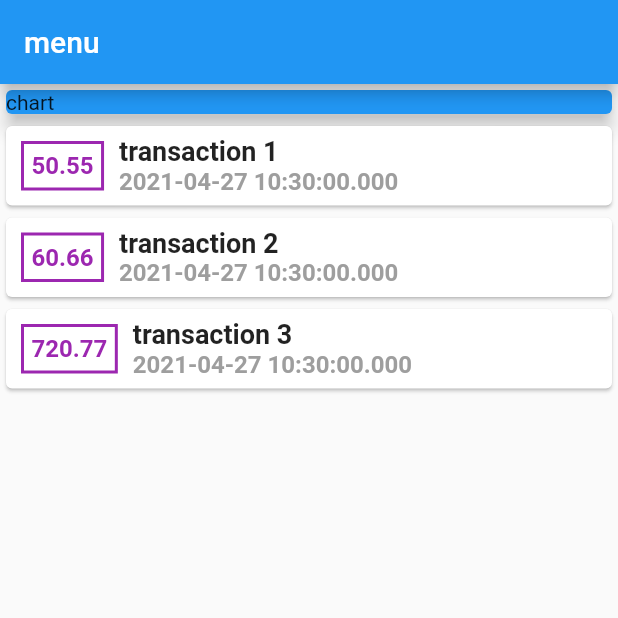
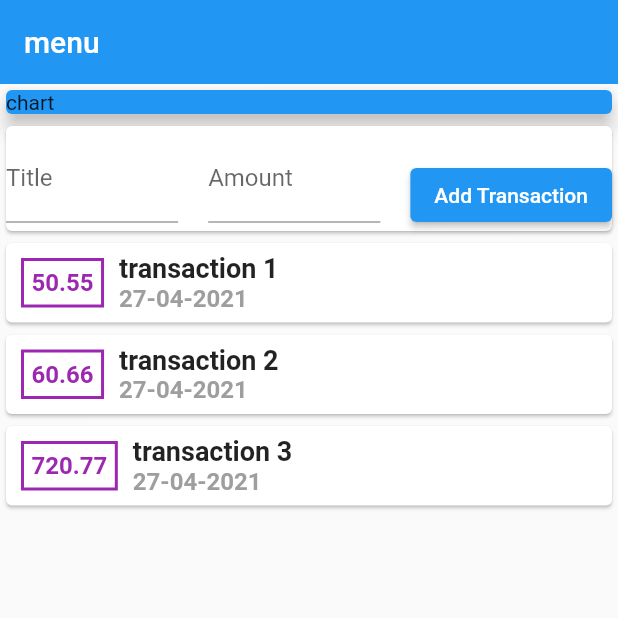
Before and after one commit to Abdelrahmansherwida/expence_planner_project, a Flutter app: the screen it shows after launch, on a phone screen of 412 x 824 dp, the top half of it. Run offline on Flutter 3.47's test engine with Material 2 defaults, Android fonts, the phone set to English and light mode, and no system bars.

Commit message:
add three input filed and using formate data package (intl)

```diff
--- a/lib/main.dart
+++ b/lib/main.dart
@@ -1,4 +1,5 @@
 import 'package:flutter/material.dart';
+import 'package:intl/intl.dart';
 import './transaction.dart';
 
 // void main() {
@@ -26,14 +27,16 @@ class _MyHomePageState extends State<MyHomePage> {
     return MaterialApp(
         debugShowCheckedModeBanner: false,
         home: Scaffold(
-            appBar: AppBar(title: Text("menu")),
+            appBar: AppBar(
+              title: Text("menu"),
+              elevation: 0.0,
+            ),
             body: Column(
                 mainAxisAlignment: MainAxisAlignment.start,
                 crossAxisAlignment: CrossAxisAlignment.start,
                 // children: <Widget>[],
                 children: <Widget>[
                   Container(
-
                     width: double.infinity,
                     child: Card(
                       color: Colors.blue,
@@ -41,6 +44,42 @@ class _MyHomePageState extends State<MyHomePage> {
                       elevation: 5,
                     ),
                   ),
+
+                  // INPUT AREA
+                  Card(
+                    child: Row(
+                      children: <Widget>[
+                        new Flexible(
+                            child: TextField(
+                                decoration: InputDecoration(
+                                    border: UnderlineInputBorder(),
+                                    labelText: 'Title'))),
+                        SizedBox(
+                          width: 20.0,
+                        ),
+                        new Flexible(
+                            child: TextField(
+                                decoration: InputDecoration(
+                                    border: UnderlineInputBorder(),
+                                    labelText: 'Amount'))),
+                        SizedBox(
+                          width: 20.0,
+                        ),
+                        Container(
+                          margin: EdgeInsets.only(top: 22),
+                          child: new Flexible(
+                            child: ElevatedButton(
+                              onPressed: () {},
+                              child: Text('Add Transaction'),
+                            ),
+                          ),
+                        ),
+
+                        // TextField()
+                      ],
+                    ),
+                  ),
+                  // INPUT AREA
                   //
                   Column(
                       children: transaction.map((tx) {
@@ -72,7 +111,7 @@ class _MyHomePageState extends State<MyHomePage> {
                               style: TextStyle(
                                   fontWeight: FontWeight.bold, fontSize: 18),
                             ),
-                            Text(tx.date.toString(),
+                            Text(DateFormat('dd-MM-yyyy').format(tx.date),
                                 style: TextStyle(
                                     fontWeight: FontWeight.bold,
                                     fontSize: 16,
--- a/pubspec.yaml
+++ b/pubspec.yaml
@@ -28,6 +28,7 @@ dependencies:
   # The following adds the Cupertino Icons font to your application.
   # Use with the CupertinoIcons class for iOS style icons.
   cupertino_icons: ^1.0.2
+  intl: ^0.17.0
 
 dev_dependencies:
   flutter_test:
```
Also changed, not shown: pubspec.lock.
